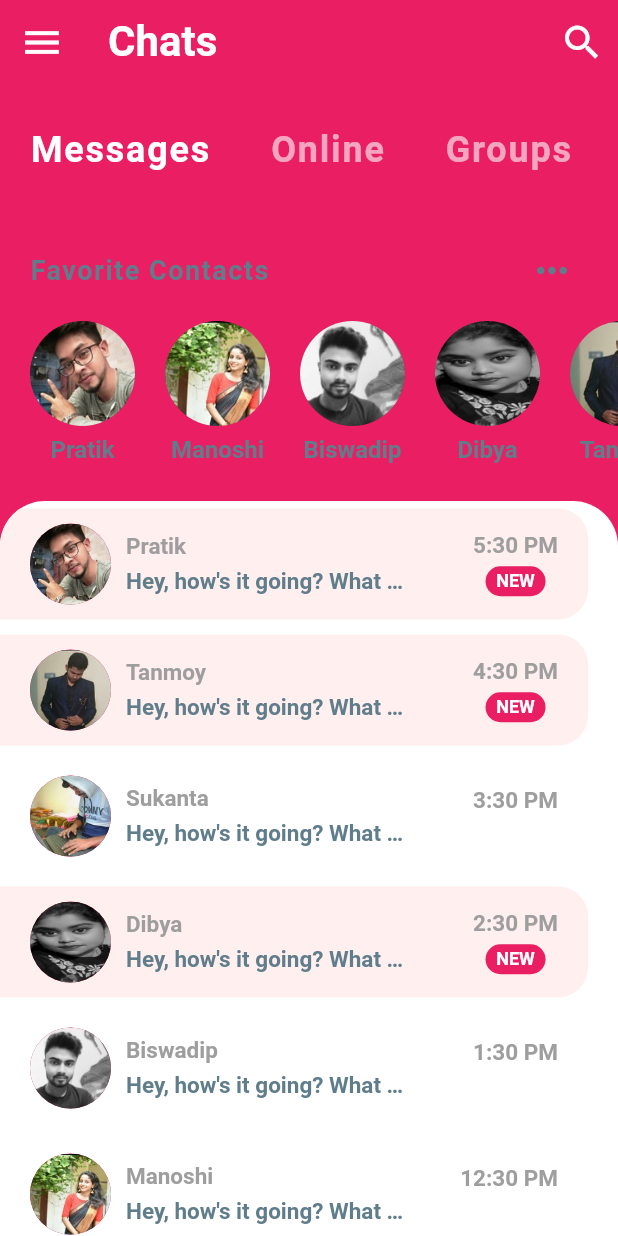
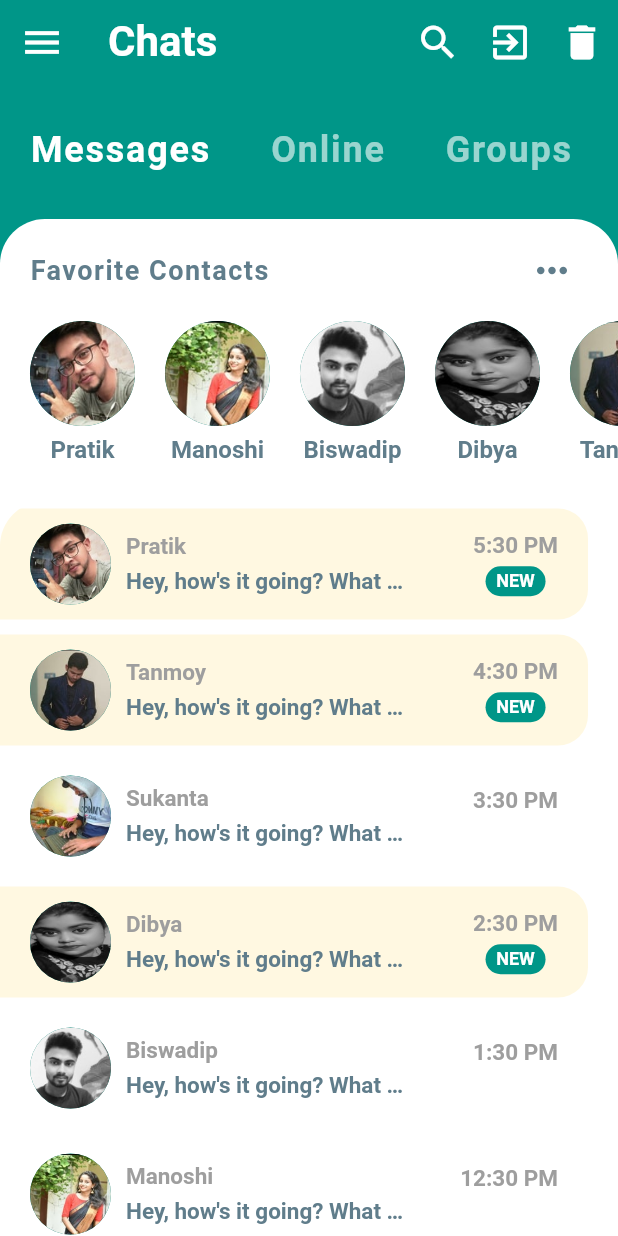
Before and after one commit to codewithSUKU/dartchat, a Flutter app: the HomeScreen screen opened directly, on a phone screen of 412 x 824 dp. Run offline on Flutter 3.47's test engine with Material 2 defaults, Android fonts, the phone set to English and light mode, and no system bars; our stand-ins replace shared_preferences; accounts and stored records are empty.

Commit message:
3rd Commit from Gairick Saha

```diff
--- a/lib/main.dart
+++ b/lib/main.dart
@@ -1,5 +1,5 @@
 import 'package:flutter/material.dart';
-import 'package:dartchat/MainPage.dart';
+import 'package:dartchat/screens/MainPage.dart';
 
 void main() => runApp(MyApp());
 
@@ -10,7 +10,8 @@ class MyApp extends StatelessWidget {
       debugShowCheckedModeBanner: false,
       home: MainPage(),
       theme: ThemeData(
-        primarySwatch: Colors.pink,
+        primarySwatch: Colors.teal,
+        accentColor: Colors.white
       ),
     );
   }
--- a/lib/screens/home_screen.dart
+++ b/lib/screens/home_screen.dart
@@ -1,3 +1,4 @@
+import 'package:dartchat/screens/MainPage.dart';
 import 'package:flutter/material.dart';
 import 'package:dartchat/widegets/category_selector.dart';
 import 'package:dartchat/widegets/favorite_contacts.dart';
@@ -35,6 +36,25 @@ class _HomeScreenState extends State<HomeScreen> {
             color: Colors.white,
             onPressed: () {},
           ),
+          IconButton(
+            icon: Icon(Icons.exit_to_app),
+            iconSize: 30.0,
+            color: Colors.white,
+            onPressed: () {
+              Navigator.pushReplacement(
+                context,
+                MaterialPageRoute(builder: (context) {
+                  return LoginPage();
+                }),
+              );
+            },
+          ),
+          IconButton(
+            icon: Icon(Icons.delete),
+            iconSize: 30.0,
+            color: Colors.white,
+            onPressed: () {},
+          ),
         ],
       ),
       body: Column(
--- a/lib/signup/sign.dart
+++ b/lib/signup/sign.dart
@@ -58,7 +58,7 @@ class _SignUpPageState extends State<SignUpPage> {
       final response = await http.post('http://15.206.162.58:3000/user/signUp/',
           headers: {"Accept": "application/json"}, body: data);
       var responseCode = response.statusCode;
-      print('$responseCode');
+      // print('$responseCode');
       // final res = json.decode(response.body);
 
       if (responseCode == 409) {
--- a/lib/widegets/recent_chats.dart
+++ b/lib/widegets/recent_chats.dart
@@ -37,7 +37,7 @@ class RecentChats extends StatelessWidget {
                   padding:
                   EdgeInsets.symmetric(horizontal: 20.0, vertical: 10.0),
                   decoration: BoxDecoration(
-                    color: chat.unread ? Color(0xFFFFEFEE) : Colors.white,
+                    color: chat.unread ? Color(0xFFFFF8E1) : Colors.white,
                     borderRadius: BorderRadius.only(
                       topRight: Radius.circular(20.0),
                       bottomRight: Radius.circular(20.0),
```
Also changed, not shown: lib/globalState.dart (deleted, +0 -11 lines), lib/screens/MainPage.dart (renamed from lib/MainPage.dart, +21 -8 lines), lib/token.dart (added, +21 -0 lines), lib/widegets/login.dart (deleted), lib/widegets/signup.dart (deleted), 3 other files.
